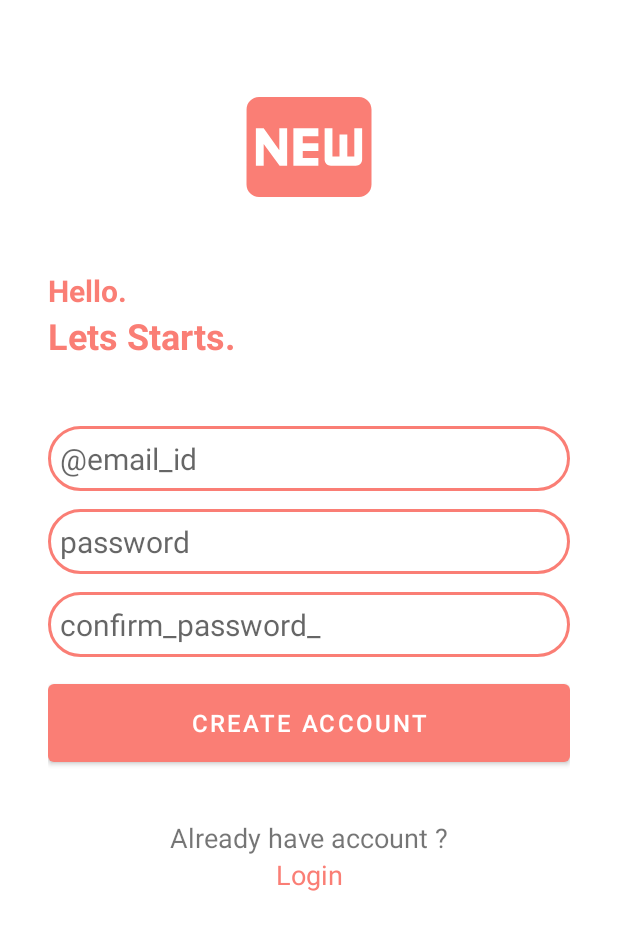
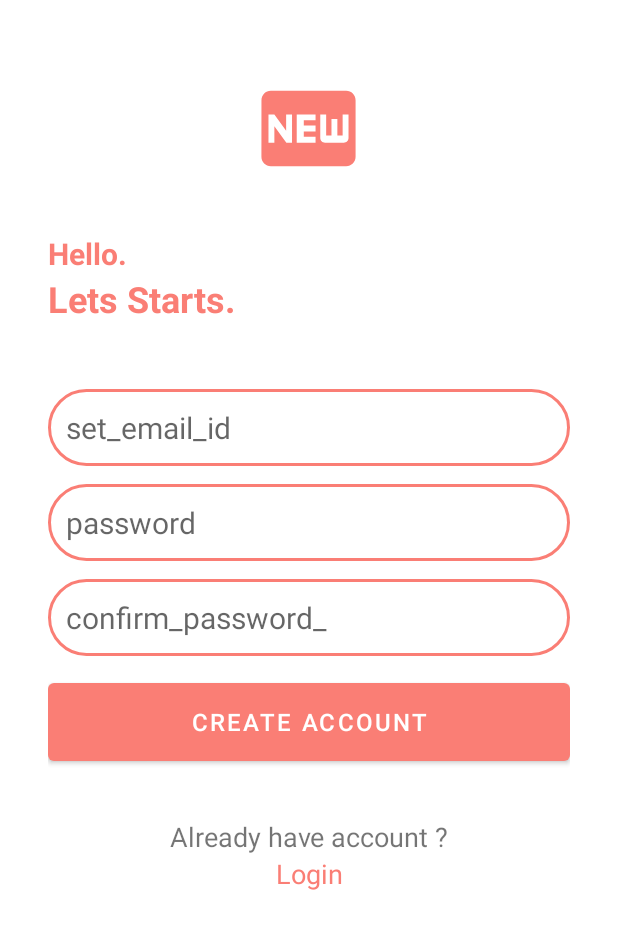
Before and after one commit to Pavel7667/Notes-App-With-Firebase, an Android app: the screen it shows after launch (CreateAccountActivity), on a phone screen of 412 x 824 dp. Shown: the top 930 px of the screen. Run offline under Robolectric (Android 15) with nearby library versions, the phone set to English and light mode, and no system bars.

Commit message:
small changes in form View

```diff
--- a/app/src/main/res/layout/activity_create_account.xml
+++ b/app/src/main/res/layout/activity_create_account.xml
@@ -10,8 +10,8 @@
 
     <ImageView
         android:id="@+id/sign_up_icon"
-        android:layout_width="100dp"
-        android:layout_height="100dp"
+        android:layout_width="75dp"
+        android:layout_height="75dp"
         android:layout_centerHorizontal="true"
         android:layout_marginVertical="32dp"
         android:src="@drawable/newuser" />
@@ -52,14 +52,14 @@
 
 
         <EditText
-            android:id="@+id/eddit_text"
+            android:id="@+id/set_email_edit_text"
             android:layout_width="match_parent"
             android:layout_height="wrap_content"
             android:layout_marginTop="12dp"
             android:background="@drawable/rounded_corner"
-            android:hint="\@email_id"
+            android:hint="set_email_id"
             android:inputType="textEmailAddress"
-            android:padding="8dp"
+            android:padding="12dp"
             android:textSize="20dp" />
 
         <EditText
@@ -70,7 +70,7 @@
             android:background="@drawable/rounded_corner"
             android:hint="password"
             android:inputType="textEmailAddress"
-            android:padding="8dp"
+            android:padding="12dp"
             android:textSize="20dp" />
 
         <EditText
@@ -81,7 +81,7 @@
             android:background="@drawable/rounded_corner"
             android:hint="confirm_password_"
             android:inputType="textEmailAddress"
-            android:padding="8dp"
+            android:padding="12dp"
             android:textSize="20dp" />
 
         <com.google.android.material.button.MaterialButton
```
